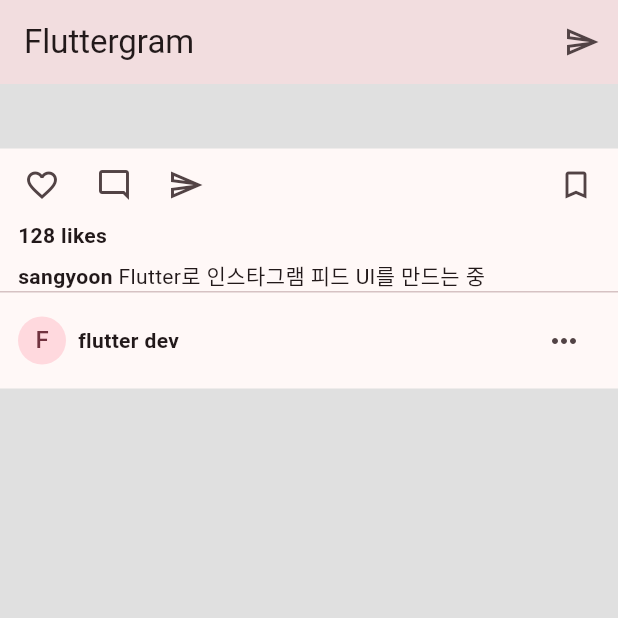
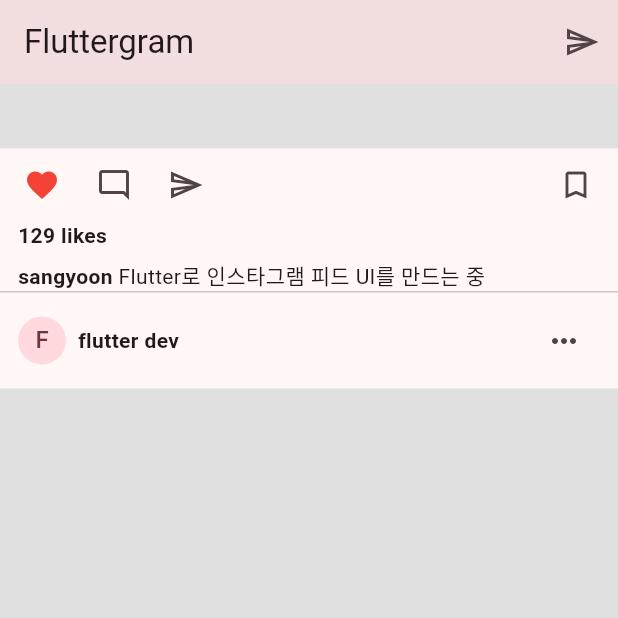
Before and after one commit to Sangyoon98/flutter_sample, a Flutter app: the screen it shows after launch, scrolled down 433 dp, after a tap on the "favorite outline" icon, on a phone screen of 412 x 824 dp, the top half of it. Run offline on Flutter 3.47's test engine with Material 3 defaults, Android fonts, the phone set to English and light mode, and no system bars.

Commit message:
feat: 좋아요 상태 토글 추가

```diff
--- a/lib/main.dart
+++ b/lib/main.dart
@@ -95,13 +95,23 @@ class HomePage extends StatelessWidget {
   }
 }
 
-class PostCard extends StatelessWidget {
+class PostCard extends StatefulWidget {
   const PostCard({super.key, required this.post});
 
   final Post post;
 
   @override
+  State<PostCard> createState() => _PostCardState();
+}
+
+class _PostCardState extends State<PostCard> {
+  bool _isLiked = false;
+
+  @override
   Widget build(BuildContext context) {
+    final post = widget.post;
+    final likeCount = post.likeCount + (_isLiked ? 1 : 0);
+
     return Column(
       crossAxisAlignment: CrossAxisAlignment.start,
       children: [
@@ -137,8 +147,15 @@ class PostCard extends StatelessWidget {
           child: Row(
             children: [
               IconButton(
-                onPressed: () {},
-                icon: const Icon(Icons.favorite_border),
+                onPressed: () {
+                  setState(() {
+                    _isLiked = !_isLiked;
+                  });
+                },
+                icon: Icon(
+                  _isLiked ? Icons.favorite : Icons.favorite_border,
+                  color: _isLiked ? Colors.red : null,
+                ),
               ),
               IconButton(
                 onPressed: () {},
@@ -159,7 +176,7 @@ class PostCard extends StatelessWidget {
         Padding(
           padding: EdgeInsets.symmetric(horizontal: 12),
           child: Text(
-            '${post.likeCount} likes',
+            '$likeCount likes',
             style: TextStyle(fontWeight: FontWeight.bold),
           ),
         ),
```
Also changed, not shown: 2 other files.
